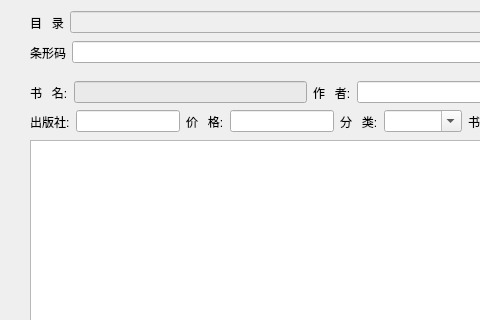
etony/myPyTool, file tools/BookList.ui: the form before one commit; both pictures show x 0 to 480 and y 0 to 320 of the 800 by 688 pixel window.
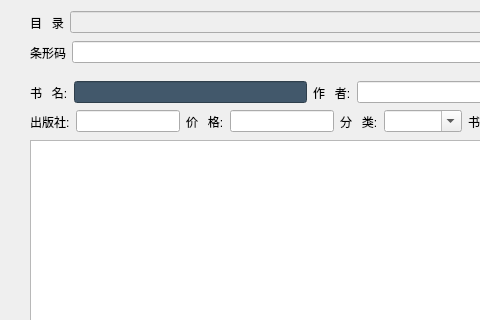
The form after the commit. Icons and pictures are not drawn.

```diff
--- a/tools/BookList.ui
+++ b/tools/BookList.ui
@@ -128,8 +128,8 @@
      <item>
       <widget class="QLineEdit" name="le_bookname">
        <property name="styleSheet">
-        <string notr="true">background-color:rgb(234, 234, 234);
-gridline-color:rgb(255, 13, 5)</string>
+        <string notr="true">background-color: rgb(66,88,107);
+gridline-color: rgb(255, 255, 255);</string>
        </property>
       </widget>
      </item>
```
